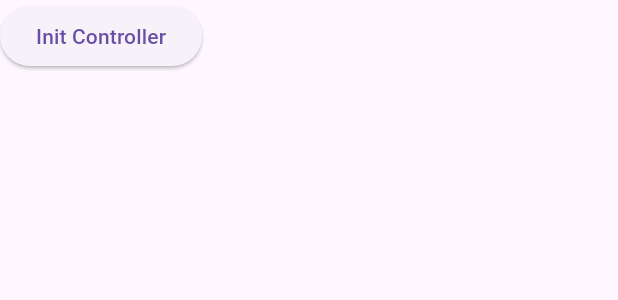
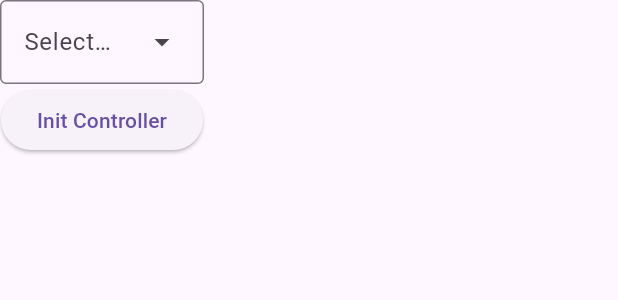
Before and after one commit to aadrsh/registrations-bmu-it, a Flutter app: the CameraApp widget shown alone on an empty page, opened directly, on a phone screen of 412 x 824 dp. Shown: the top 300 px of the screen. Run offline on Flutter 3.47's test engine with Material 3 defaults, Android fonts, the phone set to English and light mode, and no system bars; our stand-ins replace camera, cookie_jar, dio; network calls fail.

Commit message:
added capture image preview

```diff
--- a/lib/camera.dart
+++ b/lib/camera.dart
@@ -1,7 +1,9 @@
+import 'dart:typed_data';
+
 import 'package:camera/camera.dart';
 import 'package:flutter/material.dart';
 
-late List<CameraDescription> _cameras;
+List<CameraDescription>? _cameras;
 
 /// CameraApp is the Main Application.
 class CameraApp extends StatefulWidget {
@@ -14,15 +16,19 @@ class CameraApp extends StatefulWidget {
 
 class _CameraAppState extends State<CameraApp> {
   CameraController? controller;
+  CameraDescription? _selectedCamera;
+  Uint8List? _capturedByteArray;
 
   void getAllAvailableCameras() async {
     WidgetsFlutterBinding.ensureInitialized();
     _cameras = await availableCameras();
+    setState(() {});
     print(_cameras);
   }
 
   void initController() async {
-    controller = CameraController(_cameras[0], ResolutionPreset.max);
+    if (_selectedCamera != null) {
+      controller = CameraController(_selectedCamera!, ResolutionPreset.max);
       controller!.initialize().then((_) {
         if (!mounted) {
           return;
@@ -40,6 +46,9 @@ class _CameraAppState extends State<CameraApp> {
           }
         }
       });
+    } else {
+      print("Please select the camera first");
+    }
   }
 
   @override
@@ -54,12 +63,44 @@ class _CameraAppState extends State<CameraApp> {
     super.dispose();
   }
 
+  void _captureImage() async {
+    try {
+      if (controller!.value.isTakingPicture) {
+        // A capture is already pending, do nothing
+        return null;
+      }
+
+      XFile file = await controller!.takePicture();
+
+      // Get the bytecode of the captured image
+      _capturedByteArray = await file.readAsBytes();
+      setState(() {});
+      // Optionally, you can delete the file after reading its content
+      // await file.delete();
+    } catch (e) {
+      print(e);
+      return null;
+    }
+  }
+
   @override
   Widget build(BuildContext context) {
+    if (_cameras == null) {
+      return const Text("Please wait while we processing the camera");
+    }
     if (controller == null || !controller!.value.isInitialized) {
       return Container(
         child: Column(
           children: [
+            DropdownMenu(
+                hintText: "Select a Camera",
+                onSelected: (value) {
+                  _selectedCamera = value;
+                },
+                dropdownMenuEntries: [
+                  for (CameraDescription _camera in _cameras!)
+                    DropdownMenuEntry(value: _camera, label: _camera.name),
+                ]),
             ElevatedButton(
                 onPressed: () {
                   initController();
@@ -74,14 +115,35 @@ class _CameraAppState extends State<CameraApp> {
         padding: const EdgeInsets.all(20.0),
         child: Row(
           children: [
-            AspectRatio(
-              aspectRatio: 1 / controller!.value.aspectRatio,
-              child: Center(
-                child: CameraPreview(
-                  controller!,
+            Flexible(
+              flex: 1,
+              child: Column(
+                children: [
+                  Text("Live Image"),
+                  Flexible(
+                      // child: AspectRatio(
+                      // aspectRatio: 1 / controller!.value.aspectRatio,
+                      child: CameraPreview(controller!)),
+                  // ),
+                  ElevatedButton(
+                      onPressed: () {
+                        print("Capturing Image");
+                        _captureImage();
+                      },
+                      child: Text("Capture"))
+                ],
               ),
             ),
-            ),
+            Flexible(
+                flex: 1,
+                child: Column(
+                  children: [
+                    Text("Captured Image"),
+                    _capturedByteArray == null
+                        ? Text("")
+                        : Image.memory(_capturedByteArray!),
+                  ],
+                ))
           ],
         ),
       ),
```
Lines whose indentation alone changed are shown as unchanged.
